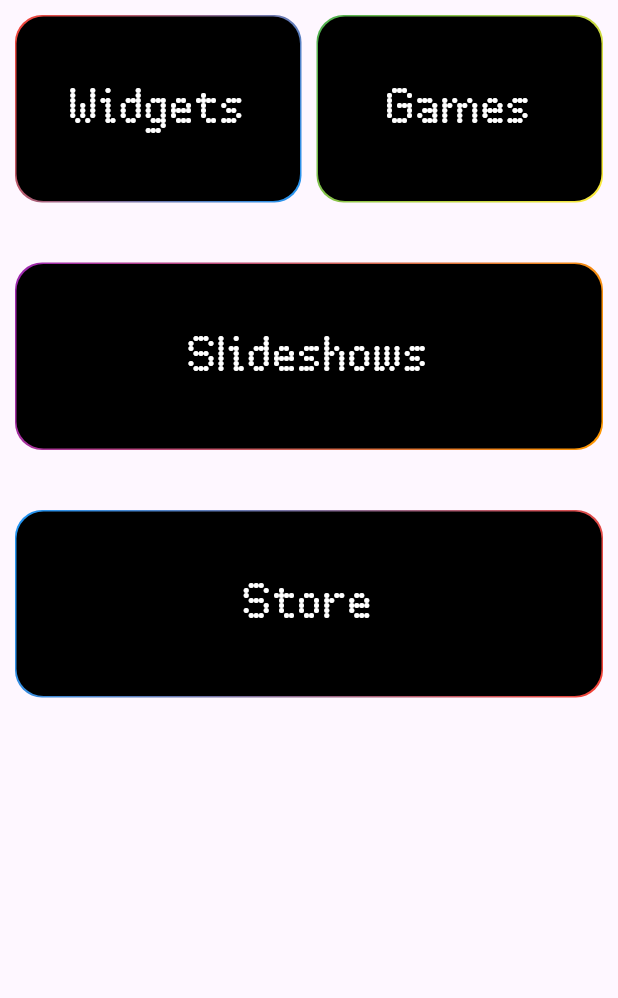
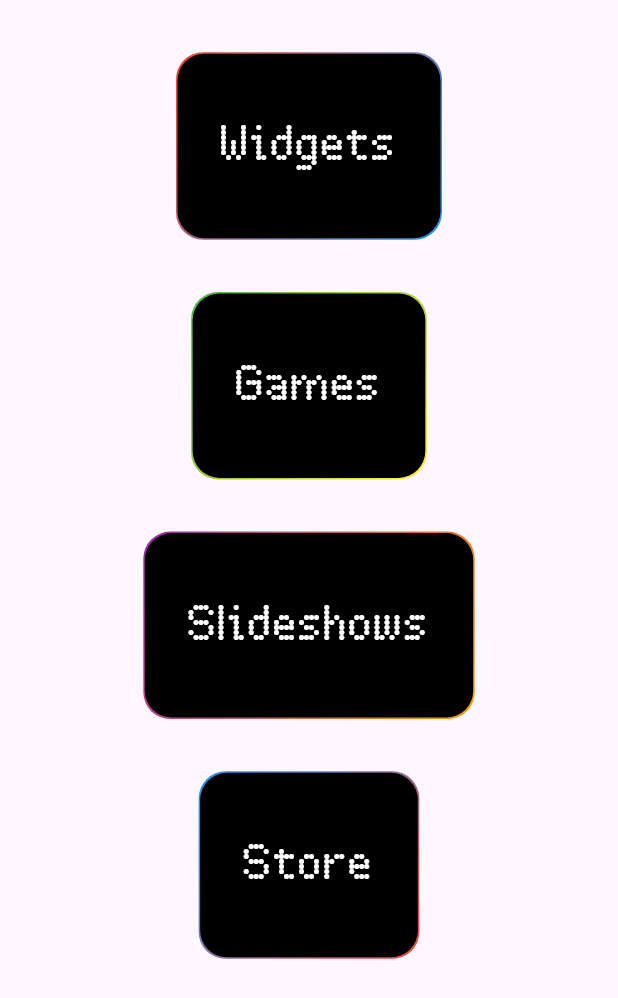
Before and after one commit to mosaico-matrix/mosaico-client, a Flutter app: the HomeButtons widget shown alone on an empty page, opened directly, on a phone screen of 412 x 824 dp. Shown: the top 998 px of the screen. Run offline on Flutter 3.47's test engine with Material 3 defaults, Android fonts, the phone set to English and light mode, and no system bars; drawn by our look-alikes of flutter_animate, toastification; our stand-ins replace animated_bottom_navigation_bar, auto_size_text, cached_network_image, flutter_markdown, flutter_slidable, lottie and 1 more; missing offline and left inert: carousel_images, mosaico_flutter_core, parallax_rain; statements that could not run were skipped.

```diff
--- /dev/null
+++ b/devtools_options.yaml
@@ -0,0 +1,3 @@
+description: This file stores settings for Dart & Flutter DevTools.
+documentation: https://docs.flutter.dev/tools/devtools/extensions#configure-extension-enablement-states
+extensions:
--- a/lib/features/home/presentation/widgets/buttons/home_buttons.dart
+++ /dev/null
@@ -1,65 +0,0 @@
-import 'package:flutter/material.dart';
-
-import '../../../../../core/configuration/routes.dart';
-import 'home_button.dart';
-
-class HomeButtons extends StatelessWidget {
-  // Home configuration
-  static const double widgetSpacing = 40.0;
-  static const double horizontalPadding = 10.0;
-  const HomeButtons({super.key});
-
-  @override
-  Widget build(BuildContext context) {
-    return const Padding(
-        padding: EdgeInsets.all(horizontalPadding),
-        child: Column(
-          children: [
-            Row(
-              // Enlarge children to fill the space
-              mainAxisAlignment: MainAxisAlignment.spaceEvenly,
-              children: [
-                Expanded(
-                  child: HomeButton(
-                      title: "Widgets",
-                      startColor: Colors.red,
-                      route: Routes.widgets,
-                      endColor: Colors.blue),
-                ),
-                SizedBox(width: horizontalPadding),
-                Expanded(
-                  child: HomeButton(
-                      title: "Games",
-                      route: '',
-                      startColor: Colors.green,
-                      endColor: Colors.yellow),
-                ),
-              ],
-            ),
-            SizedBox(height: widgetSpacing),
-            Row(
-              children: [
-                Expanded(
-                    child: HomeButton(
-                        title: "Slideshows",
-                        route: '',
-                        startColor: Colors.purple,
-                        endColor: Colors.orange)),
-              ],
-            ),
-            SizedBox(height: widgetSpacing),
-            Row(
-              children: [
-                Expanded(
-                    child: HomeButton(
-                        title: "Store",
-                        route: Routes.store,
-                        startColor: Colors.blue,
-                        endColor: Colors.red)),
-              ],
-            ),
-          ],
-        ),
-      );
-  }
-}
--- /dev/null
+++ b/lib/features/home/presentation/widgets/old/home_buttons.dart
@@ -0,0 +1,53 @@
+import 'package:flutter/material.dart';
+import 'package:mosaico/core/configuration/constants.dart';
+import 'package:mosaico_flutter_core/common/widgets/empty_placeholder.dart';
+import 'package:mosaico_flutter_core/common/widgets/matrices/led_matrix.dart';
+import 'package:mosaico_flutter_core/common/widgets/matrices/loading_matrix.dart';
+
+import '../../../../../core/configuration/routes.dart';
+import 'home_button.dart';
+
+class HomeButtons extends StatelessWidget {
+  static const double widgetSpacing = 10.0;
+
+  const HomeButtons({super.key});
+
+  @override
+  Widget build(BuildContext context) {
+    return SizedBox(
+      width: MediaQuery.of(context).size.width,
+      height: MediaQuery.of(context).size.height - Constants.notchHeight,
+      child: SingleChildScrollView(
+        child: Container(
+          width: MediaQuery.of(context).size.width,
+          height: MediaQuery.of(context).size.height - Constants.notchHeight,
+          child: Column(
+           mainAxisAlignment: MainAxisAlignment.spaceEvenly,
+          children: [
+            HomeButton(
+                title: "Widgets",
+                startColor: Colors.red,
+                route: Routes.widgets,
+                endColor: Colors.blue),
+            HomeButton(
+                title: "Games",
+                route: '',
+                startColor: Colors.green,
+                endColor: Colors.yellow),
+            HomeButton(
+                title: "Slideshows",
+                route: '',
+                startColor: Colors.purple,
+                endColor: Colors.orange),
+            HomeButton(
+                title: "Store",
+                route: Routes.store,
+                startColor: Colors.blue,
+                endColor: Colors.red),
+          ],
+                ),
+        ),
+      ),
+    );
+  }
+}
--- a/lib/features/store/presentation/pages/store_page.dart
+++ b/lib/features/store/presentation/pages/store_page.dart
@@ -9,13 +9,12 @@ import 'package:mosaico_flutter_core/common/widgets/empty_placeholder.dart';
 
 class StorePage extends StatelessWidget {
 
-  final StoreState storeState = StoreState();
   StorePage({super.key});
 
   @override
   Widget build(BuildContext context) {
+    final StoreState storeState = StoreState();
     return LoadablePage<StoreState>(
-      heading: Text("Store"),
       state: storeState,
       child: Consumer<StoreState>(
         builder: (context, storeState, _) {
--- a/lib/features/widgets/presentation/pages/installed_widgets_page.dart
+++ b/lib/features/widgets/presentation/pages/installed_widgets_page.dart
@@ -3,22 +3,18 @@ import 'package:mosaico/features/store/presentation/states/store_state.dart';
 import 'package:mosaico/features/store/presentation/widgets/mosaico_store_widget_tile.dart';
 import 'package:mosaico/features/widgets/presentation/states/installed_widgets_state.dart';
 import 'package:mosaico/shared/widgets/loadable_page.dart';
-import 'package:mosaico_flutter_core/features/mosaico_loading/presentation/states/mosaico_loading_state.dart';
-import 'package:mosaico_flutter_core/features/mosaico_loading/presentation/widgets/mosaico_loading_indicator.dart';
 import 'package:provider/provider.dart';
-import 'package:mosaico_flutter_core/common/widgets/empty_placeholder.dart';
 
 import '../widgets/mosaico_installed_widget_tile.dart';
 
 class InstalledWidgetsPage extends StatelessWidget {
 
-  final InstalledWidgetsState widgetsState = InstalledWidgetsState();
   InstalledWidgetsPage({super.key});
 
   @override
   Widget build(BuildContext context) {
+    final InstalledWidgetsState widgetsState = InstalledWidgetsState();
     return LoadablePage<InstalledWidgetsState>(
-      heading: Text("Installed Widgets"),
       state: widgetsState,
       child: Consumer<InstalledWidgetsState>(
         builder: (context, installedWidgetsState, _) {
--- a/lib/main.dart
+++ b/lib/main.dart
@@ -1,6 +1,6 @@
 import 'dart:async';
 import 'package:flutter/material.dart';
-import 'package:mosaico/features/home/presentation/pages/home.dart';
+import 'package:mosaico/features/home/presentation/pages/home_page.dart';
 import 'package:mosaico_flutter_core/core/configuration/app_color_scheme.dart';
 import 'package:mosaico_flutter_core/core/exceptions/exception_handler.dart';
 import 'package:mosaico_flutter_core/features/matrix_control/presentation/states/mosaico_device_state.dart';
@@ -34,7 +34,7 @@ class App extends StatelessWidget {
       home: Builder(
         builder: (context) => ChangeNotifierProvider(
           create: (context) => MosaicoDeviceState(),
-          child: const Home(),
+          child: HomePage(),
         ),
       ),
     );
--- a/pubspec.yaml
+++ b/pubspec.yaml
@@ -57,6 +57,8 @@ dependencies:
   cached_network_image: ^3.3.1
   carousel_images: ^1.1.2
   flutter_markdown: ^0.7.3
+  parallax_rain: ^1.1.1
+  animated_bottom_navigation_bar: ^1.3.3
 
 
 dev_dependencies:
```
Also changed, not shown: lib/features/home/presentation/pages/home.dart (deleted, +0 -40 lines), lib/features/home/presentation/pages/home_page.dart (added, +61 -0 lines), lib/features/home/presentation/states/home_page_state.dart (added, +27 -0 lines), lib/features/home/presentation/widgets/notch/sections/device_control/device_control.dart (+1 -10 lines), lib/shared/widgets/loadable_page.dart (+20 -7 lines), lib/features/home/presentation/widgets/old/home_button.dart (renamed from lib/features/home/presentation/widgets/buttons/home_button.dart), pubspec.lock.
